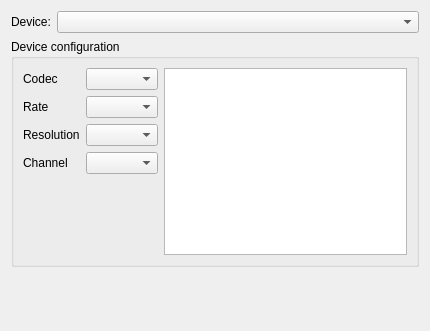
KDE/ring-kde, file src/conf/dlgvideobase.ui: the form before one commit.
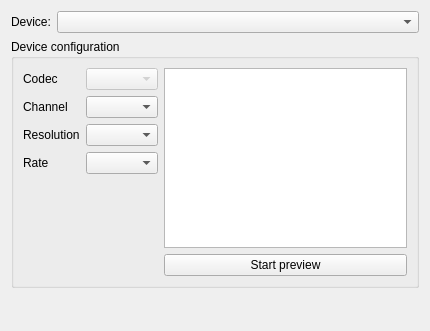
The form after the commit.

```diff
--- a/src/conf/dlgvideobase.ui
+++ b/src/conf/dlgvideobase.ui
@@ -46,9 +46,22 @@
      <property name="title">
       <string>Device configuration</string>
      </property>
-     <layout class="QHBoxLayout" name="horizontalLayout">
-      <item>
+     <layout class="QGridLayout" name="gridLayout">
+      <item row="0" column="1">
+       <widget class="QGraphicsView" name="m_pPreviewGV"/>
+      </item>
+      <item row="1" column="1">
+       <widget class="QPushButton" name="m_pPreviewPB">
+        <property name="text">
+         <string>Start preview</string>
+        </property>
+       </widget>
+      </item>
+      <item row="0" column="0" rowspan="2">
        <layout class="QFormLayout" name="formLayout">
+        <property name="fieldGrowthPolicy">
+         <enum>QFormLayout::ExpandingFieldsGrow</enum>
+        </property>
         <item row="0" column="0">
          <widget class="QLabel" name="m_pCodecL">
           <property name="text">
@@ -57,16 +70,20 @@
          </widget>
         </item>
         <item row="0" column="1">
-         <widget class="QComboBox" name="m_pCodecCB"/>
+         <widget class="QComboBox" name="m_pCodecCB">
+          <property name="enabled">
+           <bool>false</bool>
+          </property>
+         </widget>
         </item>
-        <item row="1" column="0">
+        <item row="3" column="0">
          <widget class="QLabel" name="m_pRateL">
           <property name="text">
            <string>Rate</string>
           </property>
          </widget>
         </item>
-        <item row="1" column="1">
+        <item row="3" column="1">
          <widget class="QComboBox" name="m_pRateCB"/>
         </item>
         <item row="2" column="0">
@@ -79,21 +96,18 @@
         <item row="2" column="1">
          <widget class="QComboBox" name="m_pResolutionCB"/>
         </item>
-        <item row="3" column="0">
+        <item row="1" column="1">
+         <widget class="QComboBox" name="m_pChannelCB"/>
+        </item>
+        <item row="1" column="0">
          <widget class="QLabel" name="m_pChannelL">
           <property name="text">
            <string>Channel</string>
           </property>
          </widget>
         </item>
-        <item row="3" column="1">
-         <widget class="QComboBox" name="m_pChannelCB"/>
-        </item>
        </layout>
       </item>
-      <item>
-       <widget class="QGraphicsView" name="m_pPreviewGV"/>
-      </item>
      </layout>
     </widget>
    </item>
@@ -105,7 +119,7 @@
      <property name="sizeHint" stdset="0">
       <size>
        <width>20</width>
-       <height>57</height>
+       <height>43</height>
       </size>
      </property>
     </spacer>
```
